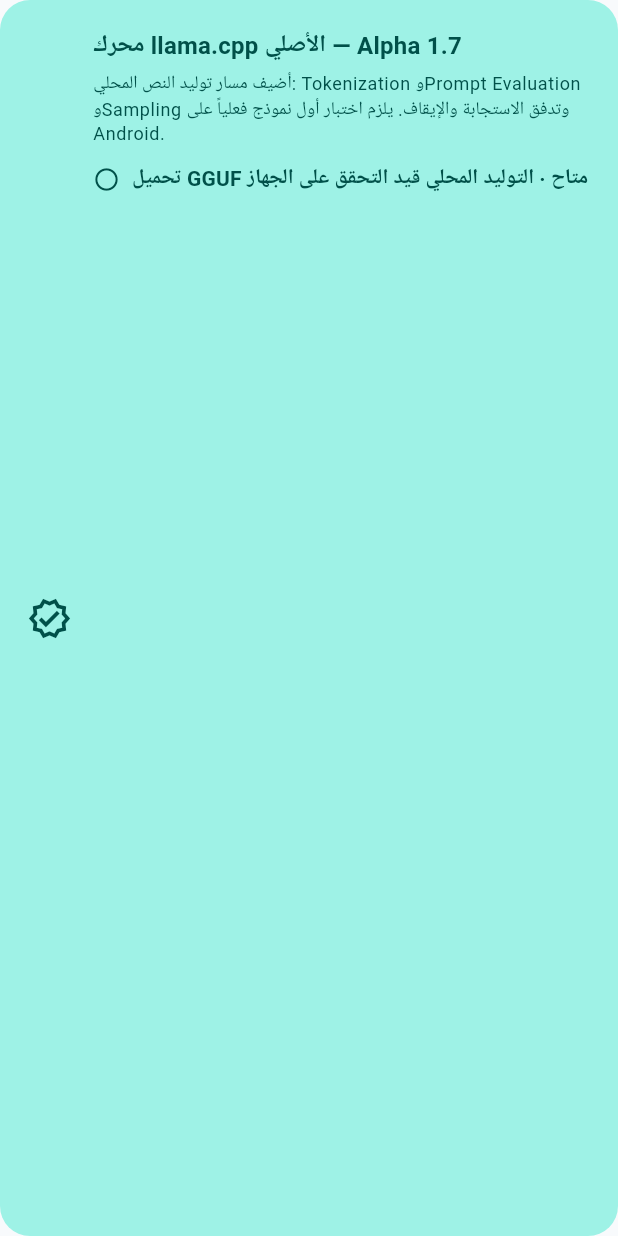
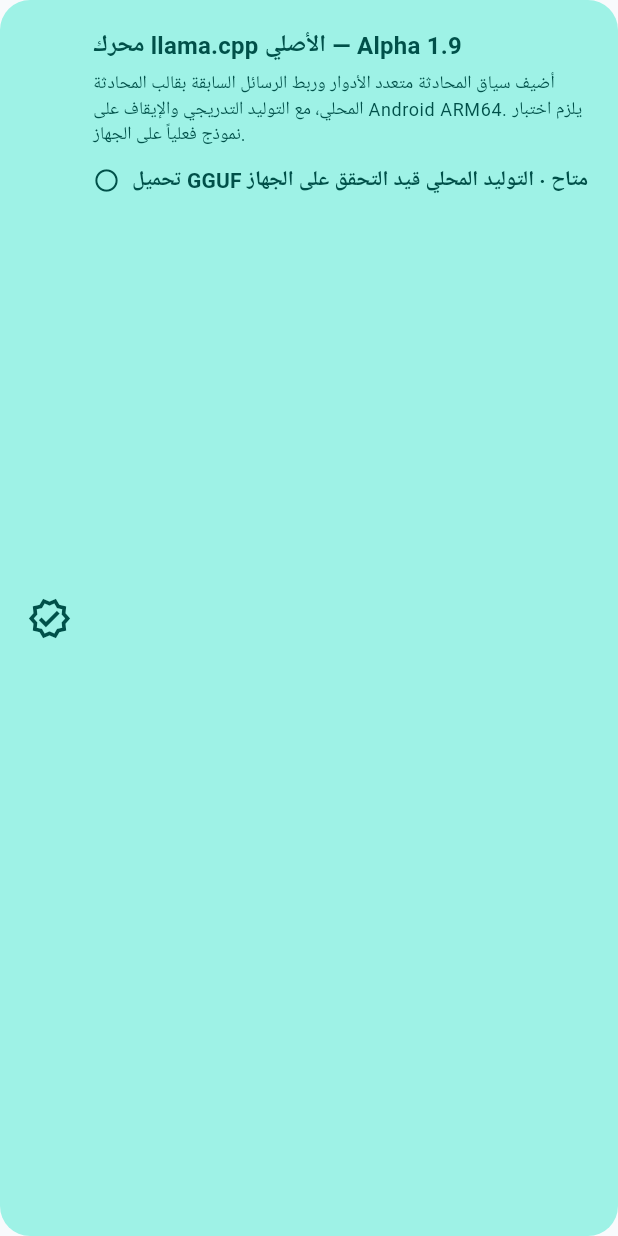
Before and after one commit to wwwhalaahlalkher7-creator/NEXUS-AI, a Flutter app: the _StatusCard widget shown alone on an empty page, opened directly, on a phone screen of 412 x 824 dp. Run offline on Flutter 3.47's test engine with Material 3 defaults, Android fonts, the phone set to English and light mode, and no system bars; our stand-ins replace file_picker, material_ui, sqflite; accounts and stored records are empty; Roboto replaces fonts that are missing (NotoSansArabic).

Commit message:
Alpha V1.9.4

```diff
--- a/lib/src/features/dashboard/dashboard_page.dart
+++ b/lib/src/features/dashboard/dashboard_page.dart
@@ -91,7 +91,7 @@ class _StatusCard extends StatelessWidget {
               crossAxisAlignment: CrossAxisAlignment.start,
               children: [
                 Text(
-                  'محرك llama.cpp الأصلي — Alpha 1.7',
+                  'محرك llama.cpp الأصلي — Alpha 1.9',
                   style: Theme.of(context).textTheme.titleMedium?.copyWith(
                         color: scheme.onPrimaryContainer,
                         fontWeight: FontWeight.bold,
@@ -99,7 +99,7 @@ class _StatusCard extends StatelessWidget {
                 ),
                 const SizedBox(height: 4),
                 Text(
-                  'أضيف مسار توليد النص المحلي: Tokenization وPrompt Evaluation وSampling وتدفق الاستجابة والإيقاف. يلزم اختبار أول نموذج فعلياً على Android.',
+                  'أضيف سياق المحادثة متعدد الأدوار وربط الرسائل السابقة بقالب المحادثة المحلي، مع التوليد التدريجي والإيقاف على Android ARM64. يلزم اختبار نموذج فعلياً على الجهاز.',
                   style: Theme.of(context).textTheme.bodySmall?.copyWith(
                         color: scheme.onPrimaryContainer,
                       ),
--- a/pubspec.yaml
+++ b/pubspec.yaml
@@ -1,7 +1,7 @@
 name: nexus_app
 description: Local-first personal distributed AI platform.
 publish_to: none
-version: 1.9.3+29
+version: 1.9.4+30
 environment:
   sdk: '>=3.13.0 <4.0.0'
   flutter: '>=3.47.0'
```
Also changed, not shown: lib/src/features/inference/inference_page.dart (+11 -4 lines), 5 other files.
